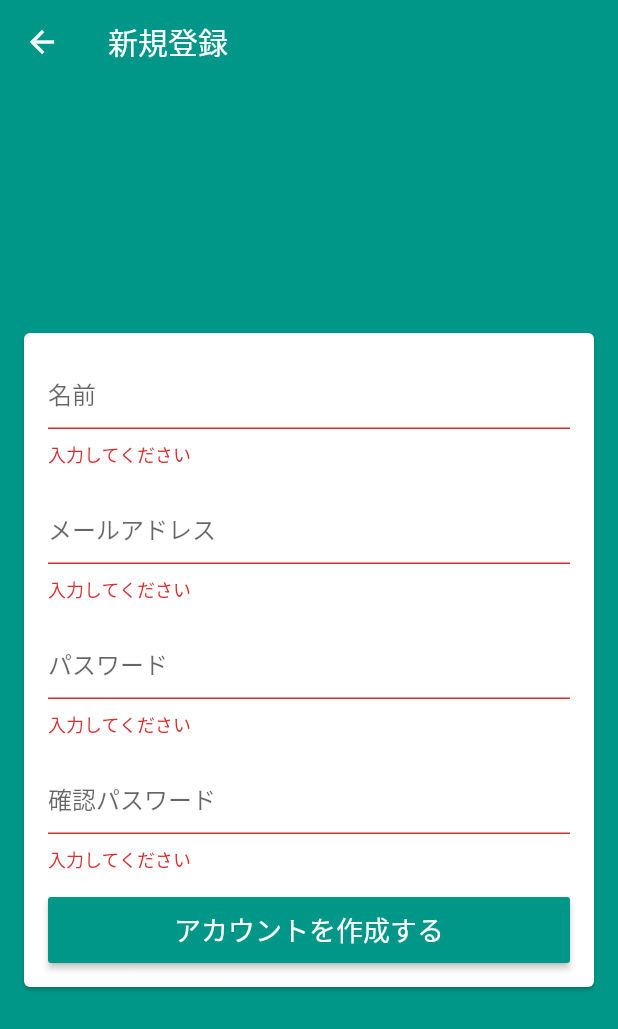
After one commit to Tatsuya4610/Virtual_store, a Flutter app: the SignUPScreen screen opened by its route, after a tap on "アカウントを作成する", on a phone screen of 412 x 824 dp. The commit adds this screen. Shown: the top 1029 px of the screen. Run offline on Flutter 3.47's test engine with Material 2 defaults, Android fonts, the phone set to English and light mode, and no system bars; our stand-ins replace cloud_firestore, firebase_auth; accounts and stored records are empty.

Commit message:
3th commit

```diff
--- a/lib/common/custom_drawer/custom_drawer.dart
+++ b/lib/common/custom_drawer/custom_drawer.dart
@@ -1,4 +1,5 @@
 import 'package:flutter/material.dart';
+import 'package:virtual_store_flutter/common/custom_drawer/custom_drawer_header.dart';
 import 'package:virtual_store_flutter/common/custom_drawer/drawer_tile.dart';
 
 class CustomDrawer extends StatelessWidget {
@@ -7,6 +8,7 @@ class CustomDrawer extends StatelessWidget {
     return Drawer(
       child: ListView(
         children: <Widget>[
+          CustomDrawerHeader(),
           DrawerTile(iconData: Icons.home, title: 'Home',page: 0,),
           DrawerTile(iconData: Icons.list, title: '製品',page: 1,),
           DrawerTile(iconData: Icons.playlist_add_check, title: 'リクエスト',page: 2,),
--- a/lib/model/user.dart
+++ b/lib/model/user.dart
@@ -1,6 +1,35 @@
+import 'package:cloud_firestore/cloud_firestore.dart';
+
 class User {
-  User({this.email,this.password});
+  User({this.email, this.password, this.name, this.confirmPassword, this.id});
 
+  User.formDocument(DocumentSnapshot document) {
+    id = document.documentID;
+    name = document.data['name'];
+    email = document.data['email'];
+  }
+
+  String id;
+  String name;
   String email;
   String password;
+  String confirmPassword;
+
+  Future<void> saveData() async { //ユーザーidごとにデーターを保存。
+    try {
+      await Firestore.instance.collection('users').document(id).setData({
+        'name': name,
+        'email': email,
+      });
+    } catch (error) {
+      print(error);
+    }
+  }
+
+  // Map<String, dynamic> toMap() {
+  //   return {
+  //     'name': name,
+  //     'email': email,
+  //   };
+  // }
 }
--- /dev/null
+++ b/lib/screen/signup/signup_screen.dart
@@ -0,0 +1,156 @@
+import 'package:flutter/material.dart';
+import 'package:virtual_store_flutter/helper/valid.dart';
+import 'package:virtual_store_flutter/model/user.dart';
+import 'package:provider/provider.dart';
+import 'package:virtual_store_flutter/model/user_manager.dart';
+
+class SignUPScreen extends StatelessWidget {
+  static const id = 'SignUPScreen';
+  final GlobalKey<FormState> _formKey = GlobalKey<FormState>();
+  final TextEditingController _emailController = TextEditingController();
+  final TextEditingController _passwordController = TextEditingController();
+  final User _user = User();
+  final GlobalKey<ScaffoldState> _scaffoldKey = GlobalKey<ScaffoldState>();
+
+  @override
+  Widget build(BuildContext context) {
+    final bool loading = Provider.of<UserManager>(context).loading;
+    return Scaffold(
+      key: _scaffoldKey,
+      appBar: AppBar(
+        title: Text('新規登録'),
+      ),
+      body: Center(
+        child: Card(
+          margin: EdgeInsets.symmetric(horizontal: 16),
+          child: Form(
+            key: _formKey,
+            child: ListView(
+              padding: EdgeInsets.all(16),
+              shrinkWrap: true,
+              children: <Widget>[
+                TextFormField(
+                  enabled: !loading, //falseの場合入力不可。登録ボタンを押した後　firebase登録確認中は入力不可。
+                  decoration: InputDecoration(hintText: '名前'),
+                  onSaved: (name) => _user.name = name,
+                  validator: (name) {
+                    if (name.isEmpty) {
+                      return '入力してください';
+                    } else if (name.trim().split('　').length <= 1) {
+                      return 'フルネームを入力してください';
+                    } else {
+                      return null;
+                    }
+                  },
+                ),
+                SizedBox(
+                  height: 16,
+                ),
+                TextFormField(
+                  enabled: !loading,
+                  decoration: InputDecoration(hintText: 'メールアドレス'),
+                  keyboardType: TextInputType.emailAddress,
+                  autocorrect: false,
+                  onSaved: (email) => _user.email = email,
+                  validator: (email) {
+                    if (email.isEmpty) {
+                      return '入力してください';
+                    } else if (!emailValid(email)) {
+                      return '正しいメールアドレスを入力して下さい';
+                    } else {
+                      return null;
+                    }
+                  },
+                ),
+                SizedBox(
+                  height: 16,
+                ),
+                TextFormField(
+                  enabled: !loading,
+                  decoration: InputDecoration(hintText: 'パスワード'),
+                  obscureText: true,
+                  onSaved: (pass) => _user.password = pass,
+                  validator: (pass) {
+                    if (pass.isEmpty) {
+                      return '入力してください';
+                    } else if (pass.length < 6) {
+                      return '6文字以上入力してください';
+                    } else
+                      return null;
+                  },
+                ),
+                SizedBox(
+                  height: 16,
+                ),
+                TextFormField(
+                  enabled: !loading,
+                  decoration: InputDecoration(hintText: '確認パスワード'),
+                  obscureText: true,
+                  onSaved: (pass) => _user.confirmPassword = pass,
+                  validator: (pass) {
+                    if (pass.isEmpty) {
+                      return '入力してください';
+                    } else if (pass.length < 6) {
+                      return '6文字以上入力してください';
+                    } else
+                      return null;
+                  },
+                ),
+                SizedBox(
+                  height: 16,
+                ),
+                SizedBox(
+                  height: 44,
+                  child: RaisedButton(
+                    color: Theme.of(context).primaryColor,
+                    disabledColor: Theme.of(context)
+                        .primaryColor
+                        .withAlpha(100), //ボタン無効中の色。
+                    textColor: Colors.white,
+                    onPressed:loading ? null : () {
+                      if (_formKey.currentState.validate()) {
+                        _formKey.currentState.save(); //validate問題なければ保存。
+                        if (_user.password != _user.confirmPassword) {
+                          //確認パスワードが違う確認し警告。
+                          _scaffoldKey.currentState.showSnackBar(
+                            SnackBar(
+                              //エラーメッセージ画面。
+                              backgroundColor: Colors.red,
+                              content: Text('確認パスワードが同じでありません'),
+                            ),
+                          );
+                          return;
+                        }
+                        context.read<UserManager>().singUp( //firebaseへサインアップ。
+                              user: _user,
+                              onFail: (error) { //日本変換されたエラー受け取り、SnackBar表示。
+                                _scaffoldKey.currentState.showSnackBar(
+                                  SnackBar(
+                                    content: Text(error),
+                                    backgroundColor: Colors.red,
+                                  ),
+                                );
+                              },
+                              onSuccess: () {},
+                            );
+                      }
+                    },
+                    child: loading ? CircularProgressIndicator(
+                      valueColor:
+                      AlwaysStoppedAnimation(Colors.white),
+                    ) : Text(
+                      'アカウントを作成する',
+                      style: TextStyle(
+                        fontSize: 18,
+                      ),
+                    ),
+                  ),
+                ),
+              ],
+            ),
+          ),
+        ),
+      ),
+    );
+  }
+}
```
Also changed, not shown: lib/common/custom_drawer/custom_drawer_header.dart (added, +41 -0 lines), lib/main.dart (+6 -1 lines), lib/model/user_manager.dart (+38 -8 lines), lib/screen/login/login_screen.dart (+33 -6 lines).
